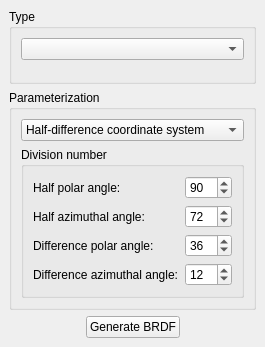
Above: src/ReflectanceModelDockWidget.ui from KimuraRyo/BSDFProcessor before the change. Below: the same form after it.
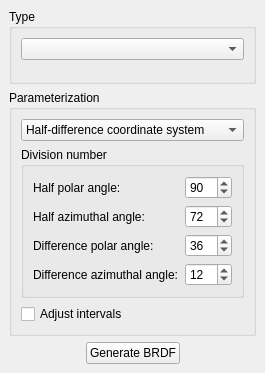
That is the form after the change.

Commit message: Implemented BRDF/BTDF generation by adaptive insersion of angles

What changed in the file:
```diff
--- a/src/ReflectanceModelDockWidget.ui
+++ b/src/ReflectanceModelDockWidget.ui
@@ -7,13 +7,13 @@
     <x>0</x>
     <y>0</y>
     <width>250</width>
-    <height>340</height>
+    <height>351</height>
    </rect>
   </property>
   <property name="minimumSize">
    <size>
     <width>239</width>
-    <height>329</height>
+    <height>351</height>
    </size>
   </property>
   <property name="windowTitle">
@@ -368,6 +368,16 @@
          </layout>
         </widget>
        </item>
+       <item>
+        <widget class="QCheckBox" name="intervalAdjustmentCheckBox">
+         <property name="toolTip">
+          <string>Intervals are recalculated with the selected model</string>
+         </property>
+         <property name="text">
+          <string>Adjust intervals</string>
+         </property>
+        </widget>
+       </item>
       </layout>
      </widget>
     </item>
```
The commit also changes 2 other files.
